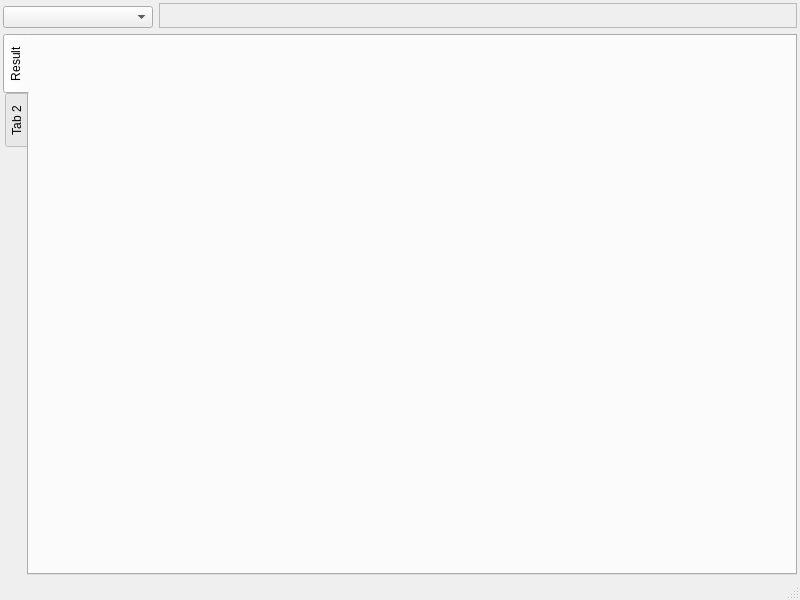
Above: src/widget/main_window.ui from qutefox/SensorFusionCalibrate before the change. Below: the same form after it.
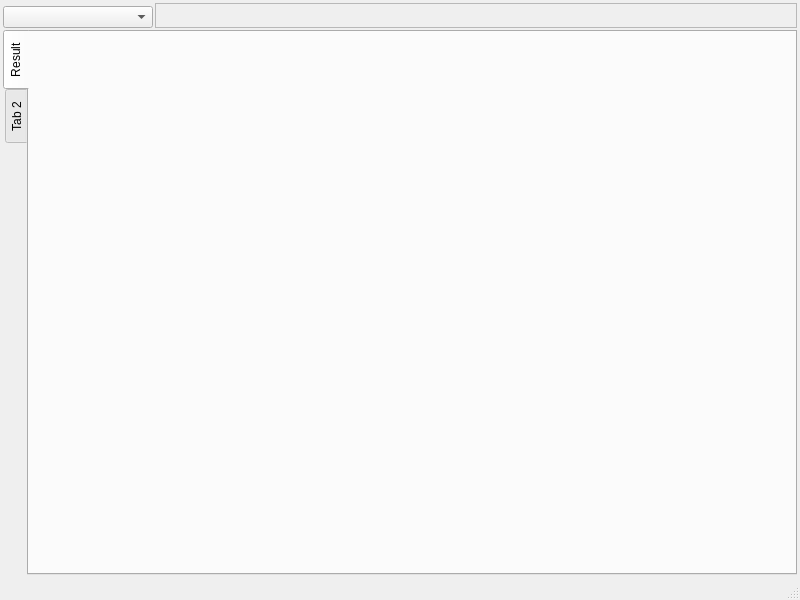
That is the form after the change. Icons and pictures are not drawn.

Patch:
```diff
--- a/src/widget/main_window.ui
+++ b/src/widget/main_window.ui
@@ -25,6 +25,9 @@
   </property>
   <widget class="QWidget" name="centralwidget">
    <layout class="QVBoxLayout" name="verticalLayout" stretch="0,1">
+    <property name="spacing">
+     <number>2</number>
+    </property>
     <property name="leftMargin">
      <number>3</number>
     </property>
```
